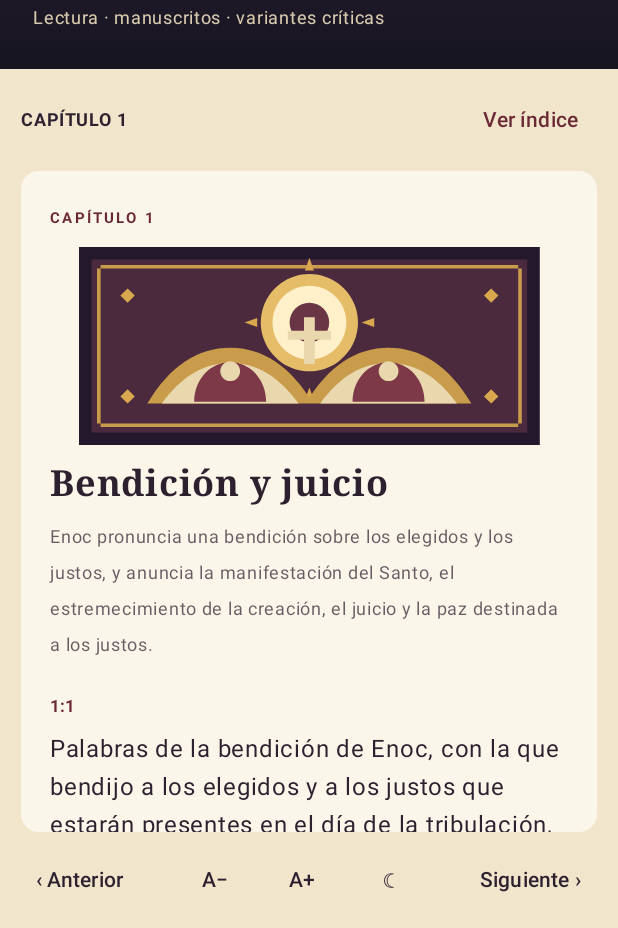
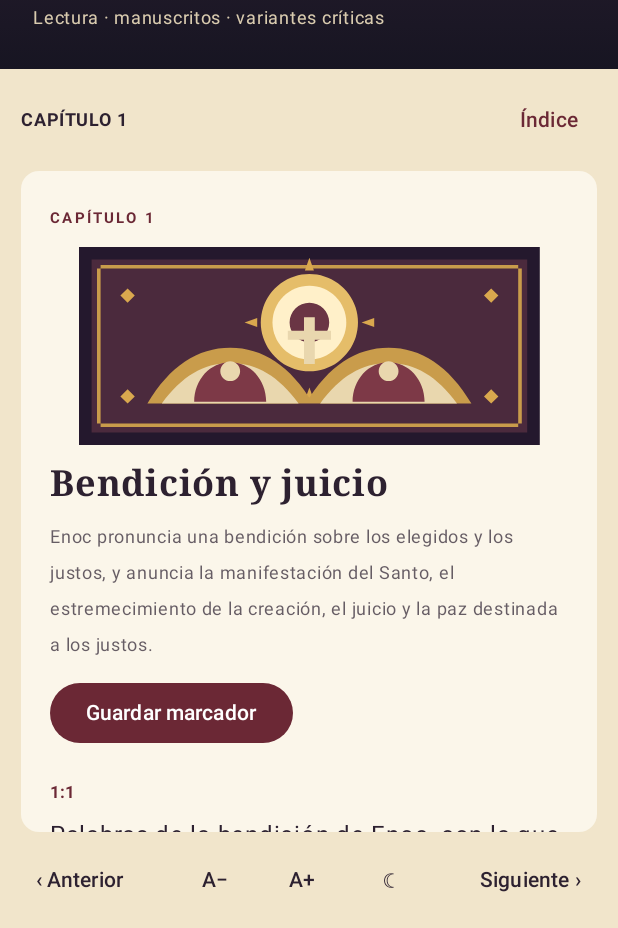
Before and after one commit to mimtrix2236-png/El-libro-de-enoc, an Android app built with Jetpack Compose: the screen it shows after launch (MainActivity), after a tap on an icon or button, on a phone screen of 412 x 824 dp, the part 308-1236 px from its top. Run offline under Robolectric (Android 15) with nearby library versions, the phone set to English and light mode, and no system bars.

Commit message:
Persist reading settings, add chapter search and bookmarks, support swipe navigation

```diff
--- a/app/src/main/java/com/mimtrix/libroenoc/MainActivity.kt
+++ b/app/src/main/java/com/mimtrix/libroenoc/MainActivity.kt
@@ -1,12 +1,14 @@
 package com.mimtrix.libroenoc
 
 import android.os.Bundle
+import android.content.Context
 import androidx.activity.ComponentActivity
 import androidx.activity.compose.setContent
 import androidx.compose.foundation.Image
 import androidx.compose.ui.res.painterResource
 import androidx.compose.foundation.background
 import androidx.compose.foundation.clickable
+import androidx.compose.foundation.gestures.detectHorizontalDragGestures
 import androidx.compose.foundation.layout.*
 import androidx.compose.foundation.lazy.LazyColumn
 import androidx.compose.foundation.lazy.items
@@ -22,6 +24,8 @@ import androidx.compose.ui.text.font.FontWeight
 import androidx.compose.ui.unit.dp
 import androidx.compose.ui.unit.sp
 import androidx.compose.ui.viewinterop.AndroidView
+import androidx.compose.ui.platform.LocalContext
+import androidx.compose.ui.input.pointer.pointerInput
 import android.webkit.WebView
 import android.webkit.WebViewClient
 
@@ -39,10 +43,25 @@ class MainActivity : ComponentActivity() {
 
 @Composable
 private fun EnocReader() {
-    var selectedChapter by remember { mutableIntStateOf(1) }
+    val context = LocalContext.current
+    val prefs = remember(context) { context.getSharedPreferences("enoc_reader", Context.MODE_PRIVATE) }
+    var selectedChapter by remember { mutableIntStateOf(prefs.getInt("last_chapter", 1).coerceIn(1, 108)) }
     var showIndex by remember { mutableStateOf(true) }
-    var fontScale by remember { mutableFloatStateOf(1f) }
-    var night by remember { mutableStateOf(false) }
+    var fontScale by remember { mutableFloatStateOf(prefs.getFloat("font_scale", 1f).coerceIn(.8f, 1.5f)) }
+    var night by remember { mutableStateOf(prefs.getBoolean("night_mode", false)) }
+    var searchQuery by remember { mutableStateOf("") }
+    var bookmarks by remember {
+        mutableStateOf(prefs.getStringSet("bookmarks", emptySet())?.mapNotNull { it.toIntOrNull() }?.toSet() ?: emptySet())
+    }
+    LaunchedEffect(selectedChapter, fontScale, night) {
+        prefs.edit().putInt("last_chapter", selectedChapter).putFloat("font_scale", fontScale).putBoolean("night_mode", night).apply()
+    }
+    LaunchedEffect(bookmarks) {
+        prefs.edit().putStringSet("bookmarks", bookmarks.map { it.toString() }.toSet()).apply()
+    }
+    val visibleChapters = EnocContent.chapters.filter {
+        searchQuery.isBlank() || it.number.toString().contains(searchQuery.trim()) || it.title.contains(searchQuery.trim(), ignoreCase = true)
+    }
     val bg = if (night) Color(0xFF19151B) else Parchment
     val paper = if (night) Color(0xFF302832) else Color(0xFFFBF6EA)
     val text = if (night) Parchment else Ink
@@ -100,15 +119,22 @@ private fun EnocReader() {
                 Row(Modifier.fillMaxWidth().padding(horizontal = 14.dp, vertical = 10.dp), verticalAlignment = Alignment.CenterVertically) {
                     Text(if (showIndex) "ÍNDICE DE CAPÍTULOS" else "CAPÍTULO $selectedChapter", color = text, fontWeight = FontWeight.Bold, fontSize = 12.sp)
                     Spacer(Modifier.weight(1f))
-                    TextButton(onClick = { showIndex = !showIndex }) { Text(if (showIndex) "Abrir lectura" else "Ver índice", color = Wine) }
+                    TextButton(onClick = { showIndex = !showIndex }) { Text(if (showIndex) "Continuar" else "Índice", color = Wine) }
                 }
                 if (showIndex) {
+                    OutlinedTextField(
+                        value = searchQuery,
+                        onValueChange = { searchQuery = it },
+                        modifier = Modifier.fillMaxWidth().padding(horizontal = 14.dp, vertical = 2.dp),
+                        singleLine = true,
+                        label = { Text("Buscar por título o capítulo") }
+                    )
                     LazyColumn(
                         Modifier.weight(1f),
                         contentPadding = PaddingValues(horizontal = 14.dp, vertical = 4.dp),
                         verticalArrangement = Arrangement.spacedBy(7.dp)
                     ) {
-                        items(EnocContent.chapters) { chapter ->
+                        items(visibleChapters) { chapter ->
                             Card(
                                 Modifier.fillMaxWidth().clickable { selectedChapter = chapter.number; showIndex = false },
                                 shape = RoundedCornerShape(12.dp),
@@ -121,13 +147,13 @@ private fun EnocReader() {
                                         Text(chapter.title, color = Ink, fontWeight = FontWeight.SemiBold)
                                         Text(chapter.status, color = Ink.copy(alpha = .62f), fontSize = 10.sp)
                                     }
-                                    Text("›", color = Gold, fontSize = 24.sp)
+                                    Text(if (chapter.number in bookmarks) "★" else "›", color = Gold, fontSize = 24.sp)
                                 }
                             }
                         }
                     }
                 } else {
-                    Column(Modifier.weight(1f).padding(horizontal = 14.dp)) {
+                    Column(Modifier.weight(1f).padding(horizontal = 14.dp).pointerInput(selectedChapter) {\n                        var totalDrag = 0f\n                        detectHorizontalDragGestures(\n                            onDragStart = { totalDrag = 0f },\n                            onDragEnd = {\n                                if (totalDrag < -90f) selectedChapter = (selectedChapter + 1).coerceAtMost(lastAvailableChapter)\n                                else if (totalDrag > 90f) selectedChapter = (selectedChapter - 1).coerceAtLeast(1)\n                                totalDrag = 0f\n                            },\n                            onDragCancel = { totalDrag = 0f },\n                            onHorizontalDrag = { _, amount -> totalDrag += amount }\n                        )\n                    }) {
                         Card(Modifier.fillMaxSize(), shape = RoundedCornerShape(12.dp), colors = CardDefaults.cardColors(containerColor = paper)) {
                             LazyColumn(Modifier.fillMaxSize(), contentPadding = PaddingValues(19.dp)) {
                                 item {
@@ -163,6 +189,15 @@ private fun EnocReader() {
                                     Text(selected?.title ?: "Capítulo", color = text, fontSize = 24.sp, fontWeight = FontWeight.Bold, fontFamily = FontFamily.Serif)
                                     Spacer(Modifier.height(9.dp))
                                     Text(selected?.editorialNote ?: "", color = text.copy(alpha = .72f), fontSize = 12.sp)
+                                    Spacer(Modifier.height(9.dp))
+                                    Button(
+                                        onClick = {
+                                            bookmarks = if (selectedChapter in bookmarks) bookmarks - selectedChapter else bookmarks + selectedChapter
+                                        },
+                                        colors = ButtonDefaults.buttonColors(containerColor = Wine)
+                                    ) {
+                                        Text(if (selectedChapter in bookmarks) "Quitar marcador" else "Guardar marcador")
+                                    }
                                     Spacer(Modifier.height(17.dp))
                                 }
                                 items(selected?.verses ?: emptyList()) { verse ->
```
